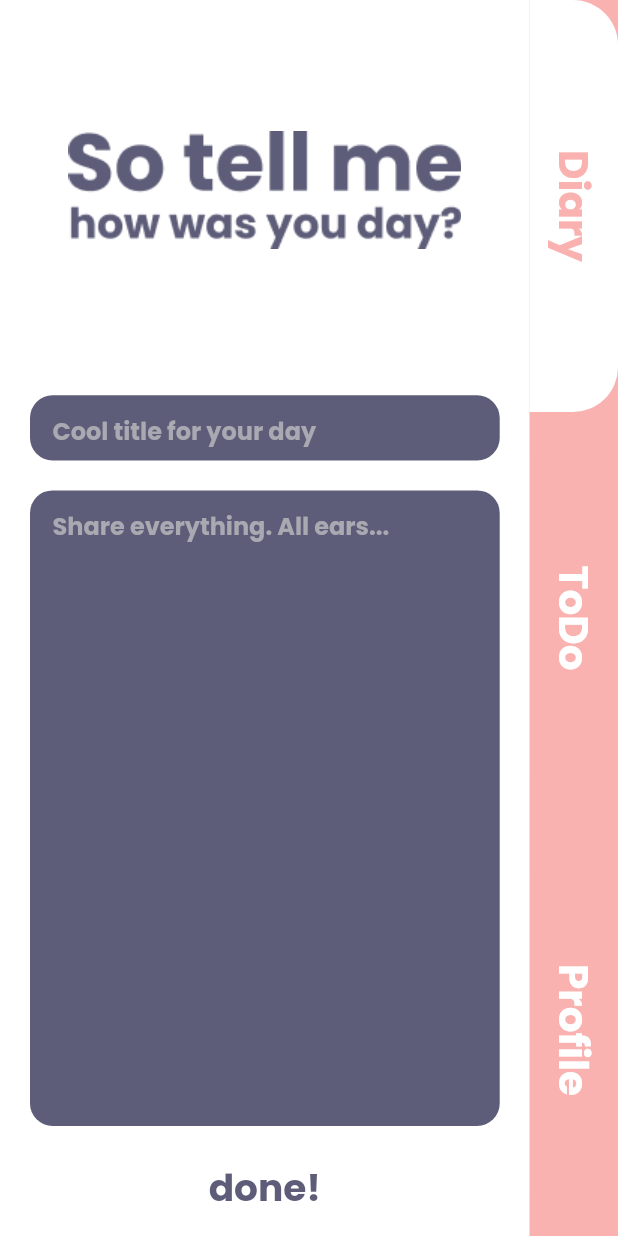
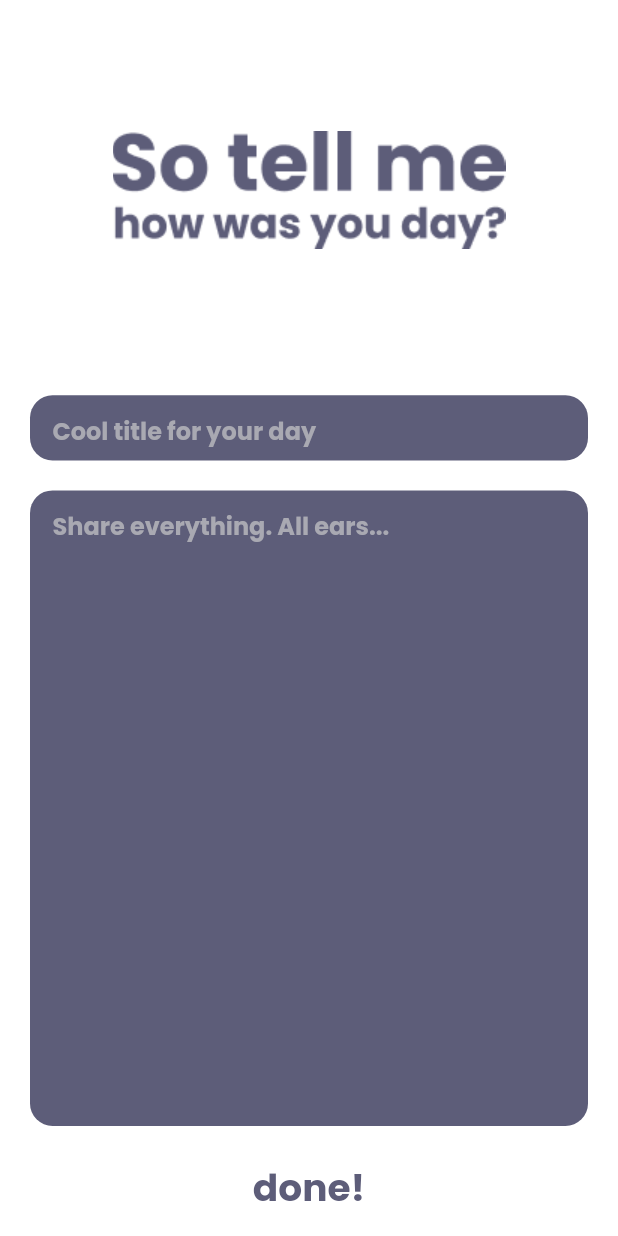
Before and after one commit to HustleAura/project_happynewyear, a Flutter app: the UserDashboard screen opened by its route, after a tap on the "add circle outline" icon, on a phone screen of 412 x 824 dp. Run offline on Flutter 3.47's test engine with Material 2 defaults, Android fonts, the phone set to English and light mode, and no system bars; our stand-ins replace bloc, cloud_firestore, dartz, equatable, firebase_auth, firebase_core and 6 more; accounts and stored records are empty.

Commit message:
feat : add the update feature

```diff
--- a/lib/domain/diary_entry/diary_entry/diary_entry.dart
+++ b/lib/domain/diary_entry/diary_entry/diary_entry.dart
@@ -14,10 +14,10 @@
     required DiaryBody diaryBody,
   }) = _DiaryEntry;
 
-  factory DiaryEntry.newEntry(
-    String title,
-    String body,
-  ) {
+  factory DiaryEntry.newEntry({
+    required String title,
+    required String body,
+  }) {
     return DiaryEntry(
       uniqueId: UniqueId.newId(),
       diaryDate: DiaryDate.today(),
@@ -25,4 +25,17 @@
       diaryBody: DiaryBody(body),
     );
   }
+
+  factory DiaryEntry.updatedDiaryEntry({
+    required String title,
+    required String body,
+    required DiaryEntry diaryEntry,
+  }) {
+    return DiaryEntry(
+      uniqueId: diaryEntry.uniqueId,
+      diaryDate: diaryEntry.diaryDate,
+      diaryTitle: DiaryTitle(title),
+      diaryBody: DiaryBody(body),
+    );
+  }
 }
--- a/lib/presentation/core/constants.dart
+++ b/lib/presentation/core/constants.dart
@@ -21,3 +21,4 @@
 const routeHomePage = '/homepage';
 const routeAuthPage = '/authpage';
 const routeNewEntryPage = '/newentrypage';
+const routeUpdateEntryPage = '/updateentrypage';
--- a/lib/presentation/core/routes/router.dart
+++ b/lib/presentation/core/routes/router.dart
@@ -1,7 +1,8 @@
-import 'package:flutter/cupertino.dart';
 import 'package:flutter/material.dart';
+import 'package:project_happynewyear/domain/diary_entry/diary_entry/diary_entry.dart';
 import 'package:project_happynewyear/presentation/auth/auth_page.dart';
-import 'package:project_happynewyear/presentation/new_entry/new_entry_page.dart';
+import 'package:project_happynewyear/presentation/create_and_update_entry/create_entry.dart';
+import 'package:project_happynewyear/presentation/create_and_update_entry/update_entry.dart';
 import 'package:project_happynewyear/presentation/user_dashboard/user_dashboard.dart';
 
 import '../constants.dart';
@@ -21,6 +22,13 @@
         return MaterialPageRoute(
           builder: (_) => NewEntryPage(),
         );
+      case routeUpdateEntryPage:
+        final diaryEntry = routeSettings.arguments as DiaryEntry;
+        return MaterialPageRoute(
+          builder: (_) => UpdateEntryPage(
+            diaryEntry: diaryEntry,
+          ),
+        );
       default:
         return MaterialPageRoute(
           builder: (_) => const AuthPage(),
--- /dev/null
+++ b/lib/presentation/create_and_update_entry/create_entry.dart
@@ -0,0 +1,71 @@
+import 'package:flutter/material.dart';
+import 'package:flutter_bloc/flutter_bloc.dart';
+import 'package:google_fonts/google_fonts.dart';
+import 'package:project_happynewyear/application/diary/diary_ui_bloc/diary_ui_bloc.dart';
+import 'package:project_happynewyear/domain/diary_entry/diary_entry/diary_entry.dart';
+
+import '../core/constants.dart';
+import 'widgets/body_field.dart';
+import 'widgets/title_field.dart';
+
+class NewEntryPage extends StatelessWidget {
+  final titleController = TextEditingController();
+  final bodyController = TextEditingController();
+  NewEntryPage({super.key});
+
+  @override
+  Widget build(BuildContext context) {
+    return Scaffold(
+      body: Container(
+        color: whiteColor,
+        child: Form(
+          child: Column(
+            mainAxisAlignment: MainAxisAlignment.center,
+            crossAxisAlignment: CrossAxisAlignment.center,
+            children: [
+              Expanded(
+                flex: 4,
+                child: Image.asset(newEntryScreenLogoPath),
+              ),
+              Expanded(
+                flex: 1,
+                child: TitleField(
+                  controller: titleController,
+                ),
+              ),
+              Expanded(
+                flex: 7,
+                child: BodyField(
+                  controller: bodyController,
+                ),
+              ),
+              Expanded(
+                flex: 1,
+                child: TextButton(
+                  onPressed: () {
+                    BlocProvider.of<DiaryUiBloc>(context).add(
+                      DiaryUiEvent.createEntry(
+                        DiaryEntry.newEntry(
+                          body: bodyController.text,
+                          title: titleController.text,
+                        ),
+                      ),
+                    );
+                  },
+                  child: Text(
+                    'done!',
+                    style: GoogleFonts.poppins(
+                      color: foreGroundColor,
+                      fontSize: 25,
+                      fontWeight: FontWeight.bold,
+                    ),
+                  ),
+                ),
+              ),
+            ],
+          ),
+        ),
+      ),
+    );
+  }
+}
--- a/lib/presentation/new_entry/widgets/title_field.dart
+++ b/lib/presentation/create_and_update_entry/widgets/title_field.dart
@@ -6,7 +6,7 @@
 
 class TitleField extends StatelessWidget {
   final TextEditingController controller;
-  TitleField({
+  const TitleField({
     super.key,
     required this.controller,
   });
--- a/lib/presentation/diary/diary_home.dart
+++ b/lib/presentation/diary/diary_home.dart
@@ -33,9 +33,7 @@
                 ),
                 IconButton(
                   onPressed: () {
-                    BlocProvider.of<UserDashboardBloc>(context).add(
-                      const UserDashboardEvent.newEntryPressed(),
-                    );
+                    Navigator.pushNamed(context, routeNewEntryPage);
                   },
                   icon: const Icon(
                     Icons.add_circle_outline,
--- a/lib/presentation/user_dashboard/user_dashboard.dart
+++ b/lib/presentation/user_dashboard/user_dashboard.dart
@@ -1,7 +1,7 @@
 import 'package:flutter/material.dart';
 import 'package:flutter_bloc/flutter_bloc.dart';
 import 'package:project_happynewyear/presentation/core/constants.dart';
-import 'package:project_happynewyear/presentation/new_entry/new_entry_page.dart';
+import 'package:project_happynewyear/presentation/create_and_update_entry/create_entry.dart';
 
 import '../profile/profile_page.dart';
 import 'widgets/nav_bar.dart';
```
Also changed, not shown: lib/presentation/create_and_update_entry/update_entry.dart (renamed from lib/presentation/new_entry/new_entry_page.dart, +23 -9 lines), lib/presentation/diary/widgets/diary_entry_tile.dart (+11 -1 lines), lib/presentation/create_and_update_entry/widgets/body_field.dart (renamed from lib/presentation/new_entry/widgets/body_field.dart), lib/presentation/create_and_update_entry/widgets/diary_field_decoration.dart (renamed from lib/presentation/new_entry/widgets/diary_field_decoration.dart), lib/presentation/create_and_update_entry/widgets/finish_button.dart (renamed from lib/presentation/new_entry/widgets/finish_button.dart).
